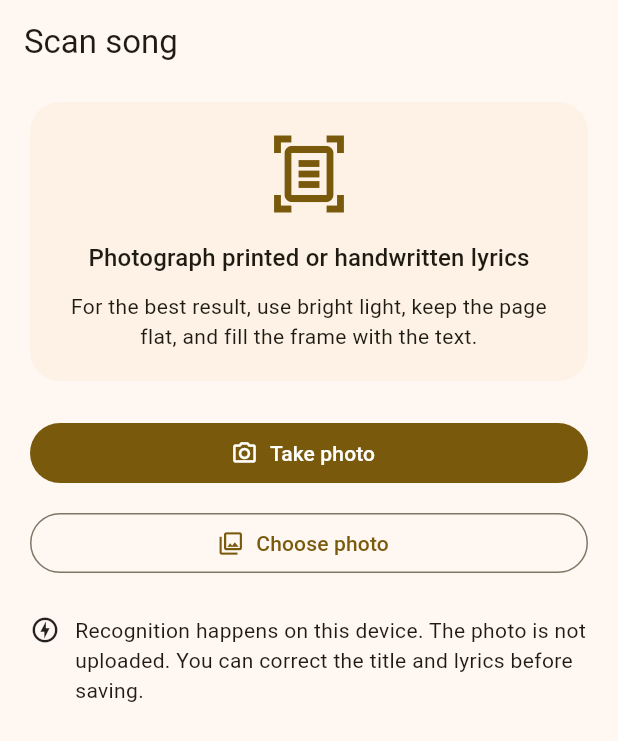
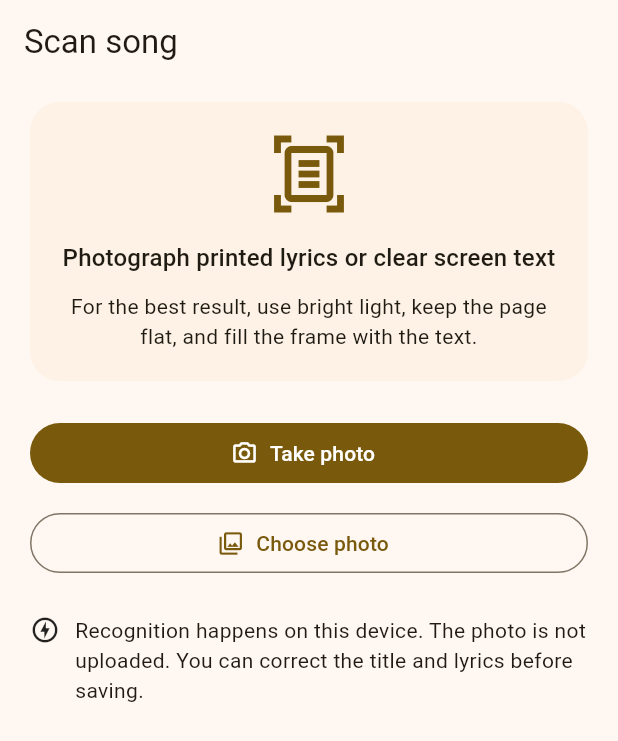
Before and after one commit to nani-samireddy/praise, a Flutter app: the ScanSongScreen screen opened by its route, on a phone screen of 412 x 824 dp. Shown: the top 741 px of the screen. Run offline on Flutter 3.47's test engine with Material 3 defaults, Android fonts, the phone set to English and light mode, and no system bars; our stand-ins replace dio, drift, drift_flutter, flutter_riverpod, go_router, image_picker and 2 more; accounts and stored records are empty; generated files the repository leaves out were written again; statements that could not run were skipped.

Commit message:
docs: clarify OCR photo guidance

```diff
--- a/lib/features/custom_songs/presentation/scan_song_screen.dart
+++ b/lib/features/custom_songs/presentation/scan_song_screen.dart
@@ -170,7 +170,7 @@ class _ScanInstructions extends StatelessWidget {
             ),
             const SizedBox(height: 16),
             Text(
-              'Photograph printed or handwritten lyrics',
+              'Photograph printed lyrics or clear screen text',
               textAlign: TextAlign.center,
               style: Theme.of(context).textTheme.titleMedium,
             ),
```
